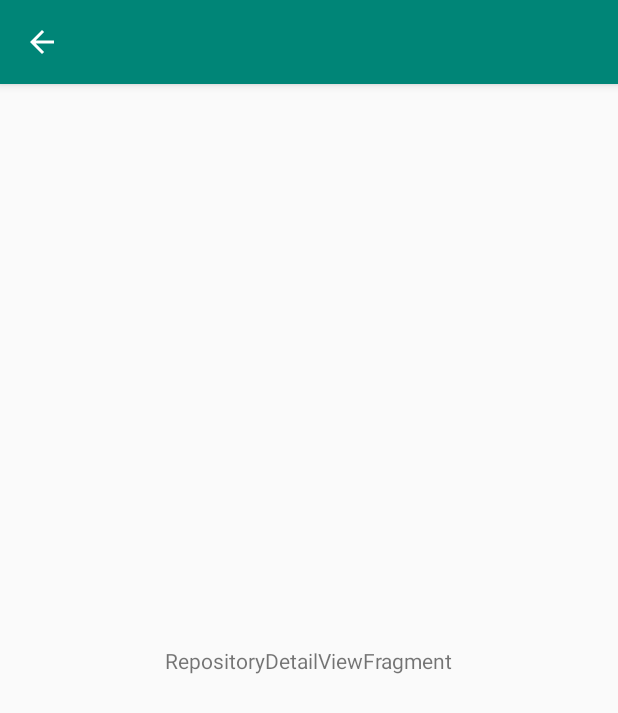
After one commit to sun3y21/GitStar, an Android app: the RepositoryDetailViewActivity screen opened directly, with no data from a screen before it, on a phone screen of 412 x 824 dp. The commit adds this screen. Shown: the top 713 px of the screen. Run offline under Robolectric (Android 15) with nearby library versions, the phone set to English and light mode, and no system bars.

Commit message:
Implementing detail view of reposiotory

```diff
--- a/app/src/main/java/com/sunshine/gitstar/data/developers/Developer.kt
+++ b/app/src/main/java/com/sunshine/gitstar/data/developers/Developer.kt
@@ -1,6 +1,9 @@
 package com.sunshine.gitstar.data.developers
+import android.os.Parcelable
 import com.google.gson.annotations.SerializedName
+import kotlinx.android.parcel.Parcelize
 
+@Parcelize
 data class Developer (
 	@SerializedName("username") val username : String,
 	@SerializedName("name") val name : String,
@@ -8,4 +11,4 @@ data class Developer (
 	@SerializedName("avatar") val avatar : String,
 	@SerializedName("repo") val repo : Repo,
 	@SerializedName("sponsorUrl") val sponsorUrl: String
-)
+) : Parcelable
--- a/app/src/main/java/com/sunshine/gitstar/data/developers/Repo.kt
+++ b/app/src/main/java/com/sunshine/gitstar/data/developers/Repo.kt
@@ -1,10 +1,13 @@
 package com.sunshine.gitstar.data.developers
 
+import android.os.Parcelable
 import com.google.gson.annotations.SerializedName
+import kotlinx.android.parcel.Parcelize
 
+@Parcelize
 data class Repo (
 
 	@SerializedName("name") val name : String,
 	@SerializedName("description") val description : String,
 	@SerializedName("url") val url : String
-)
+) : Parcelable
--- /dev/null
+++ b/app/src/main/java/com/sunshine/gitstar/ui/main/trendingRepos/RepositoryDetailViewActivity.kt
@@ -0,0 +1,32 @@
+package com.sunshine.gitstar.ui.main.trendingRepos
+
+import androidx.appcompat.app.AppCompatActivity
+import android.os.Bundle
+import android.view.MenuItem
+import com.sunshine.gitstar.R
+
+class RepositoryDetailViewActivity : AppCompatActivity() {
+
+    override fun onCreate(savedInstanceState: Bundle?) {
+        super.onCreate(savedInstanceState)
+        setContentView(R.layout.repository_detail_view_activity)
+        supportActionBar?.title = intent.getStringExtra(TrendingReposFragment.REPOSITORY_NAME)
+        supportActionBar?.setDisplayHomeAsUpEnabled(true)
+        if (savedInstanceState == null) {
+            val fragment = RepositoryDetailViewFragment.newInstance()
+            fragment.arguments = intent.extras
+            supportFragmentManager.beginTransaction()
+                .replace(R.id.container, fragment)
+                .commitNow()
+        }
+    }
+
+    override fun onOptionsItemSelected(item: MenuItem?): Boolean {
+        if(item?.itemId == android.R.id.home)
+        {
+            finish()
+        }
+        return super.onOptionsItemSelected(item)
+    }
+
+}
--- /dev/null
+++ b/app/src/main/java/com/sunshine/gitstar/ui/main/trendingRepos/RepositoryDetailViewFragment.kt
@@ -0,0 +1,20 @@
+package com.sunshine.gitstar.ui.main.trendingRepos
+
+import android.os.Bundle
+import androidx.fragment.app.Fragment
+import android.view.LayoutInflater
+import android.view.View
+import android.view.ViewGroup
+import com.sunshine.gitstar.R
+
+class RepositoryDetailViewFragment : Fragment() {
+
+    companion object {
+        fun newInstance() = RepositoryDetailViewFragment()
+    }
+
+    override fun onCreateView(inflater: LayoutInflater, container: ViewGroup?, savedInstanceState: Bundle?): View {
+        return inflater.inflate(R.layout.repository_detail_view_fragment, container, false)
+    }
+
+}
--- a/app/src/main/java/com/sunshine/gitstar/ui/main/trendingRepos/RepositoryViewModel.kt
+++ b/app/src/main/java/com/sunshine/gitstar/ui/main/trendingRepos/RepositoryViewModel.kt
@@ -54,7 +54,7 @@ class RepositoryViewModel : ViewModel() {
         {
             for(repo in trendingRepository.value!!)
             {
-                if(repo.name.contains(text,true))
+                if(repo.name != null && repo.name.contains(text,true))
                     tempfilterList.add(repo)
             }
             filteredRepoList.value = tempfilterList
--- /dev/null
+++ b/app/src/main/res/layout/repository_detail_view_activity.xml
@@ -0,0 +1,7 @@
+<?xml version="1.0" encoding="utf-8"?>
+<FrameLayout xmlns:android="http://schemas.android.com/apk/res/android"
+    xmlns:tools="http://schemas.android.com/tools"
+    android:id="@+id/container"
+    android:layout_width="match_parent"
+    android:layout_height="match_parent"
+    tools:context=".RepositoryDetailViewActivity" />
--- /dev/null
+++ b/app/src/main/res/layout/repository_detail_view_fragment.xml
@@ -0,0 +1,19 @@
+<?xml version="1.0" encoding="utf-8"?>
+<androidx.constraintlayout.widget.ConstraintLayout xmlns:android="http://schemas.android.com/apk/res/android"
+    xmlns:app="http://schemas.android.com/apk/res-auto"
+    xmlns:tools="http://schemas.android.com/tools"
+    android:id="@+id/repositorydetailview"
+    android:layout_width="match_parent"
+    android:layout_height="match_parent">
+
+    <TextView
+        android:id="@+id/message"
+        android:layout_width="wrap_content"
+        android:layout_height="wrap_content"
+        android:text="RepositoryDetailViewFragment"
+        app:layout_constraintBottom_toBottomOf="parent"
+        app:layout_constraintEnd_toEndOf="parent"
+        app:layout_constraintStart_toStartOf="parent"
+        app:layout_constraintTop_toTopOf="parent" />
+
+</androidx.constraintlayout.widget.ConstraintLayout>
```
Also changed, not shown: app/src/main/AndroidManifest.xml (+5 -2 lines), app/src/main/java/com/sunshine/gitstar/data/repository/BuiltBy.kt (+7 -4 lines), app/src/main/java/com/sunshine/gitstar/data/repository/Repository.kt (+15 -12 lines), app/src/main/java/com/sunshine/gitstar/ui/main/trendingRepos/OnItemClickListener.kt (added, +7 -0 lines), app/src/main/java/com/sunshine/gitstar/ui/main/trendingRepos/ReposRVAdapter.kt (+25 -17 lines), app/src/main/java/com/sunshine/gitstar/ui/main/trendingRepos/TrendingReposFragment.kt (+13 -1 lines).
